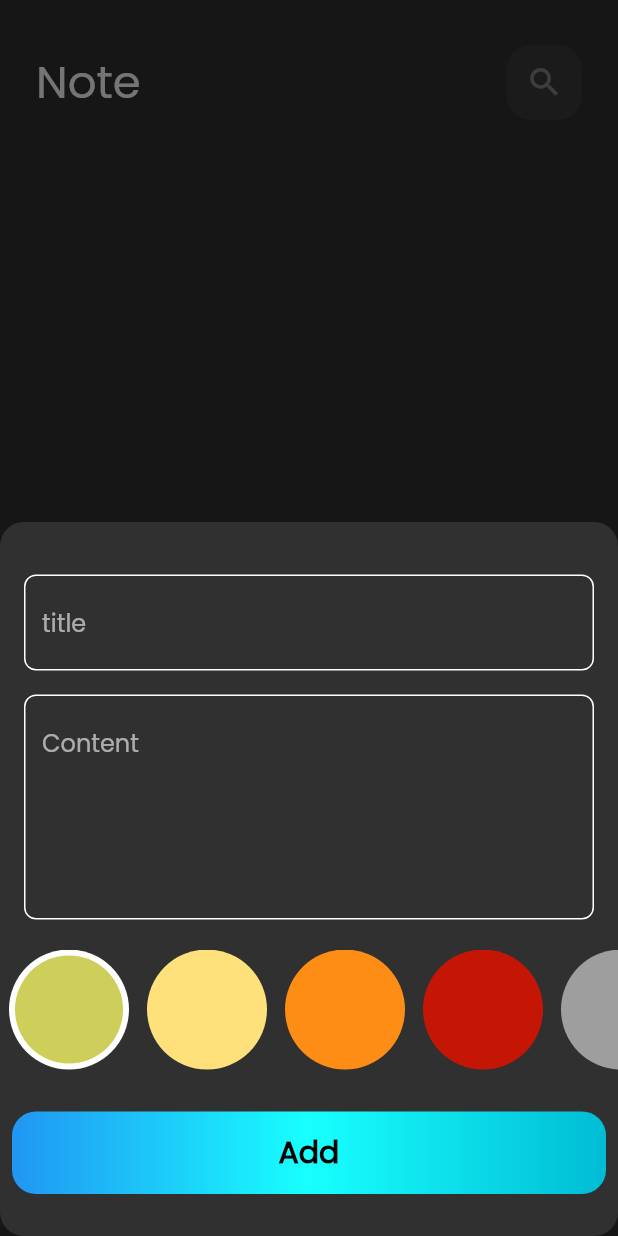
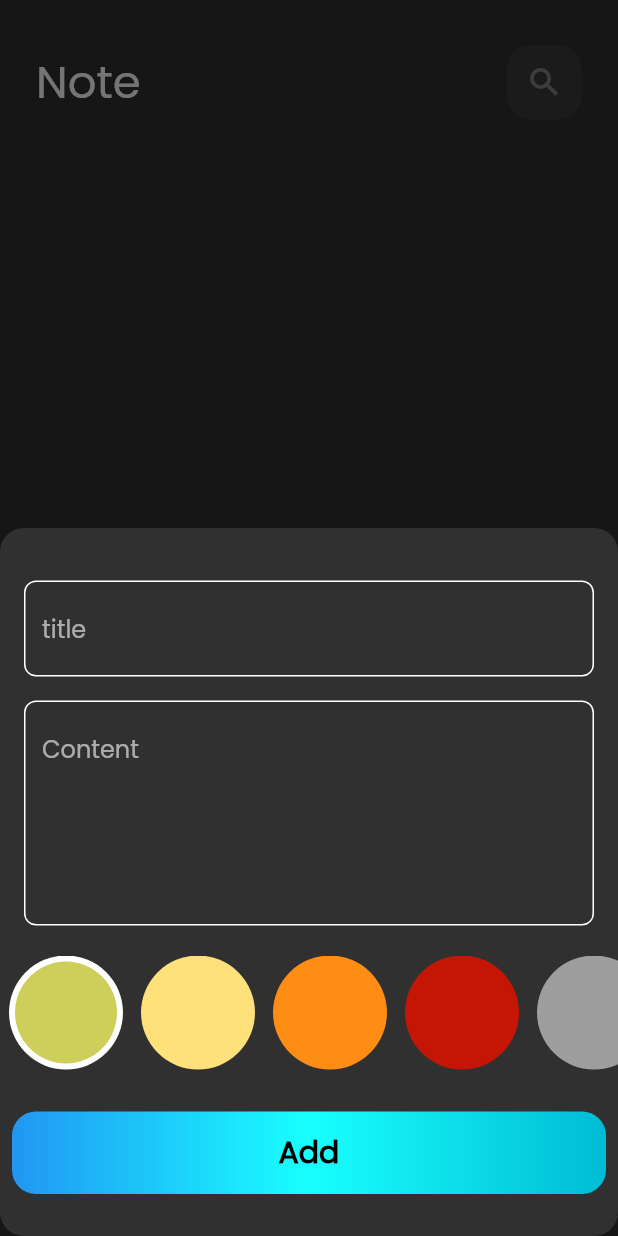
Before and after one commit to Shimaa-Saber/Note_App, a Flutter app: the screen it shows after launch, after a tap on the "add" icon, on a phone screen of 412 x 824 dp. Run offline on Flutter 3.47's test engine with Material 2 defaults, Android fonts, the phone set to English and light mode, and no system bars; our stand-ins replace flutter_bloc, hive, hive_flutter, modal_progress_hud_nsn; missing offline and left inert: dart:ffi; accounts and stored records are empty.

Commit message:
Update colorListView.dart

```diff
--- a/lib/views/wedgets/colorListView.dart
+++ b/lib/views/wedgets/colorListView.dart
@@ -12,13 +12,13 @@ final Color color;
   Widget build(BuildContext context) {
     return isActive?   CircleAvatar(
       backgroundColor: Colors.white,
-      radius: 40,
+      radius: 38,
       child: CircleAvatar(
-        radius: 36,
+        radius: 34,
         backgroundColor: color,
       ),
     ) : CircleAvatar(
-      radius: 40,
+      radius: 38,
       backgroundColor: color,
     );
   }
@@ -37,7 +37,7 @@ class _ColorListState extends State<ColorList> {
   @override
   Widget build(BuildContext context) {
     return SizedBox(
-      height: 40 * 2,
+      height: 38 * 2,
       child: ListView.builder(itemBuilder: (context, index) {
         return Padding(
           padding: const EdgeInsets.symmetric(horizontal: 6.0),
```
